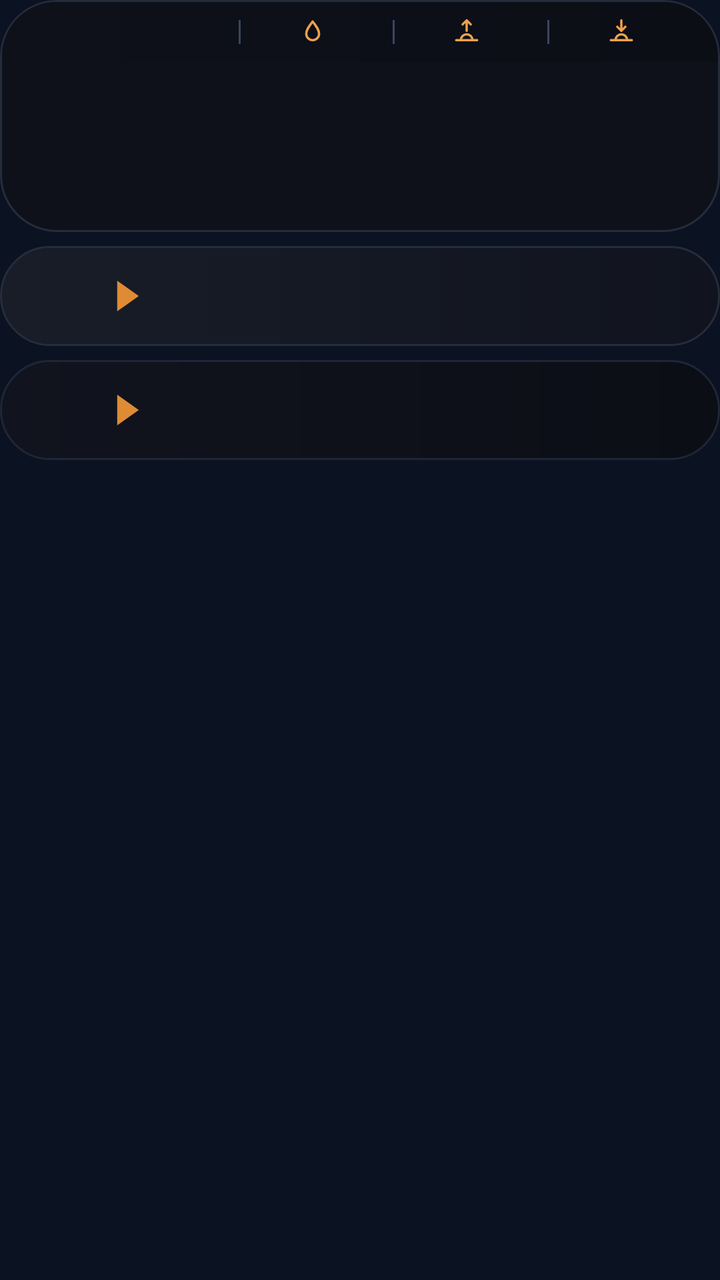
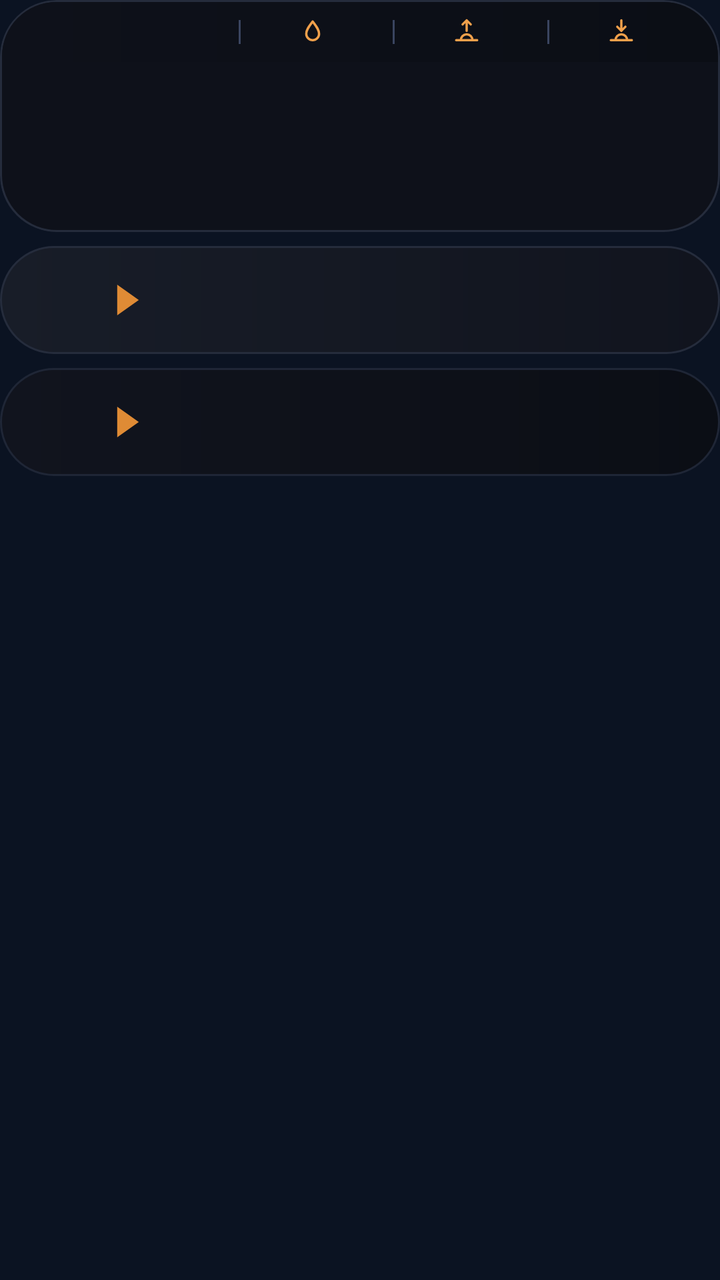

Screens rendered from an Android XML layout before and after an edit, with the pre-edit source and the edit as a unified diff.
<!-- AndroidManifest.xml: application theme AppTheme -->
<!-- res/layout/widget_k2.xml -->
<?xml version="1.0" encoding="utf-8"?>
<FrameLayout xmlns:android="http://schemas.android.com/apk/res/android"
    android:id="@+id/root"
    android:layout_width="match_parent"
    android:layout_height="match_parent"
    android:padding="0dp">

    <LinearLayout
        android:layout_width="match_parent"
        android:layout_height="wrap_content"
        android:orientation="vertical">
        <LinearLayout
            android:layout_width="match_parent"
            android:layout_height="wrap_content"
            android:background="@drawable/cur_clocks"
            android:clipToOutline="true"
            android:orientation="vertical"
            android:padding="1dp">
        <LinearLayout
            android:layout_width="match_parent"
            android:layout_height="30dp"
            android:orientation="horizontal"
            android:gravity="center"
            android:background="@drawable/cur_header_top"
            android:paddingStart="8dp"
            android:paddingEnd="8dp">
            <LinearLayout
                android:layout_width="0dp"
                android:layout_height="match_parent"
                android:layout_weight="1.45"
                android:gravity="center"
                android:orientation="horizontal">
                <ImageView
                    android:id="@+id/hdr_feels"
                    android:layout_width="wrap_content"
                    android:layout_height="18dp"
                    android:adjustViewBounds="true"
                    android:scaleType="fitCenter" />
            </LinearLayout>
            <ImageView
                android:id="@+id/sep0"
                android:layout_width="1dp"
                android:layout_height="12dp"
                android:src="@drawable/cur_sep"
                android:scaleType="fitXY" />
            <LinearLayout
                android:layout_width="0dp"
                android:layout_height="match_parent"
                android:layout_weight="1"
                android:gravity="center"
                android:orientation="horizontal">
                <ImageView
                    android:id="@+id/ic0"
                    android:layout_width="14dp"
                    android:layout_height="14dp"
                    android:src="@drawable/ic_drop"
                    android:scaleType="fitCenter" />
                <ImageView
                    android:id="@+id/hdr_hum"
                    android:layout_width="wrap_content"
                    android:layout_height="18dp"
                    android:adjustViewBounds="true"
                    android:layout_marginStart="4dp"
                    android:scaleType="fitCenter" />
            </LinearLayout>
            <ImageView
                android:id="@+id/sep1"
                android:layout_width="1dp"
                android:layout_height="12dp"
                android:src="@drawable/cur_sep"
                android:scaleType="fitXY" />
            <LinearLayout
                android:layout_width="0dp"
                android:layout_height="match_parent"
                android:layout_weight="1"
                android:gravity="center"
                android:orientation="horizontal">
                <ImageView
                    android:id="@+id/ic1"
                    android:layout_width="14dp"
                    android:layout_height="14dp"
                    android:src="@drawable/ic_sunrise"
                    android:scaleType="fitCenter" />
                <ImageView
                    android:id="@+id/hdr_rise"
                    android:layout_width="wrap_content"
                    android:layout_height="18dp"
                    android:adjustViewBounds="true"
                    android:layout_marginStart="4dp"
                    android:scaleType="fitCenter" />
            </LinearLayout>
            <ImageView
                android:id="@+id/sep2"
                android:layout_width="1dp"
                android:layout_height="12dp"
                android:src="@drawable/cur_sep"
                android:scaleType="fitXY" />
            <LinearLayout
                android:layout_width="0dp"
                android:layout_height="match_parent"
                android:layout_weight="1"
                android:gravity="center"
                android:orientation="horizontal">
                <ImageView
                    android:id="@+id/ic2"
                    android:layout_width="14dp"
                    android:layout_height="14dp"
                    android:src="@drawable/ic_sunset"
                    android:scaleType="fitCenter" />
                <ImageView
                    android:id="@+id/hdr_set"
                    android:layout_width="wrap_content"
                    android:layout_height="18dp"
                    android:adjustViewBounds="true"
                    android:layout_marginStart="4dp"
                    android:scaleType="fitCenter" />
            </LinearLayout>
        </LinearLayout>
        <LinearLayout
            android:layout_width="match_parent"
            android:layout_height="84dp"
            android:orientation="horizontal"
            android:padding="0dp">
            <FrameLayout
                android:layout_width="0dp"
                android:layout_height="match_parent"
                android:layout_weight="1">
                <LinearLayout
                    android:layout_width="match_parent"
                    android:layout_height="match_parent"
                    android:orientation="horizontal">
                    <ImageView
                        android:id="@+id/clk_bg_0a"
                        android:layout_width="28dp"
                        android:layout_height="match_parent"
                        android:scaleType="fitXY" />
                    <ImageView
                        android:id="@+id/clk_bg_0"
                        android:layout_width="0dp"
                        android:layout_height="match_parent"
                        android:layout_weight="1"
                        android:scaleType="fitXY" />
                </LinearLayout>
                <LinearLayout
                    android:layout_width="match_parent"
                    android:layout_height="match_parent"
                    android:orientation="vertical"
                    android:gravity="center"
                    android:paddingBottom="7dp"
                android:paddingStart="2dp"
                    android:paddingEnd="2dp">
                    <ImageView
                        android:id="@+id/clk_day_0"
                        android:layout_width="match_parent"
                        android:layout_height="16dp"
                        android:scaleType="fitCenter" />
                    <ImageView
                        android:id="@+id/clk_time_0"
                        android:layout_width="match_parent"
                        android:layout_height="30dp"
                        android:scaleType="fitCenter" />
                    <ImageView
                        android:id="@+id/clk_city_0"
                        android:layout_width="match_parent"
                        android:layout_height="17dp"
                        android:layout_marginTop="-3dp"
                        android:scaleType="fitCenter" />
                </LinearLayout>
            </FrameLayout>
            <FrameLayout
                android:layout_width="0dp"
                android:layout_height="match_parent"
                android:layout_weight="1">
                <ImageView
                    android:id="@+id/clk_bg_1"
                    android:layout_width="match_parent"
                    android:layout_height="match_parent"
                    android:scaleType="fitXY" />
                <LinearLayout
                    android:layout_width="match_parent"
                    android:layout_height="match_parent"
                    android:orientation="vertical"
                    android:gravity="center"
                    android:paddingBottom="7dp"
                android:paddingStart="2dp"
                    android:paddingEnd="2dp">
                    <ImageView
                        android:id="@+id/clk_day_1"
                        android:layout_width="match_parent"
                        android:layout_height="16dp"
                        android:scaleType="fitCenter" />
                    <ImageView
                        android:id="@+id/clk_time_1"
                        android:layout_width="match_parent"
                        android:layout_height="30dp"
                        android:scaleType="fitCenter" />
                    <ImageView
                        android:id="@+id/clk_city_1"
                        android:layout_width="match_parent"
                        android:layout_height="17dp"
                        android:layout_marginTop="-3dp"
                        android:scaleType="fitCenter" />
                </LinearLayout>
            </FrameLayout>
            <FrameLayout
                android:layout_width="0dp"
                android:layout_height="match_parent"
                android:layout_weight="1">
                <ImageView
                    android:id="@+id/clk_bg_2"
                    android:layout_width="match_parent"
                    android:layout_height="match_parent"
                    android:scaleType="fitXY" />
                <LinearLayout
                    android:layout_width="match_parent"
                    android:layout_height="match_parent"
                    android:orientation="vertical"
                    android:gravity="center"
                    android:paddingBottom="7dp"
                android:paddingStart="2dp"
                    android:paddingEnd="2dp">
                    <ImageView
                        android:id="@+id/clk_day_2"
                        android:layout_width="match_parent"
                        android:layout_height="16dp"
                        android:scaleType="fitCenter" />
                    <ImageView
                        android:id="@+id/clk_time_2"
                        android:layout_width="match_parent"
                        android:layout_height="30dp"
                        android:scaleType="fitCenter" />
                    <ImageView
                        android:id="@+id/clk_city_2"
                        android:layout_width="match_parent"
                        android:layout_height="17dp"
                        android:layout_marginTop="-3dp"
                        android:scaleType="fitCenter" />
                </LinearLayout>
            </FrameLayout>
            <FrameLayout
                android:layout_width="0dp"
                android:layout_height="match_parent"
                android:layout_weight="1">
                <LinearLayout
                    android:layout_width="match_parent"
                    android:layout_height="match_parent"
                    android:orientation="horizontal">
                    <ImageView
                        android:id="@+id/clk_bg_3"
                        android:layout_width="0dp"
                        android:layout_height="match_parent"
                        android:layout_weight="1"
                        android:scaleType="fitXY" />
                    <ImageView
                        android:id="@+id/clk_bg_3a"
                        android:layout_width="28dp"
                        android:layout_height="match_parent"
                        android:scaleType="fitXY" />
                </LinearLayout>
                <LinearLayout
                    android:layout_width="match_parent"
                    android:layout_height="match_parent"
                    android:orientation="vertical"
                    android:gravity="center"
                    android:paddingBottom="7dp"
                android:paddingStart="2dp"
                    android:paddingEnd="2dp">
                    <ImageView
                        android:id="@+id/clk_day_3"
                        android:layout_width="match_parent"
                        android:layout_height="16dp"
                        android:scaleType="fitCenter" />
                    <ImageView
                        android:id="@+id/clk_time_3"
                        android:layout_width="match_parent"
                        android:layout_height="30dp"
                        android:scaleType="fitCenter" />
                    <ImageView
                        android:id="@+id/clk_city_3"
                        android:layout_width="match_parent"
                        android:layout_height="17dp"
                        android:layout_marginTop="-3dp"
                        android:scaleType="fitCenter" />
                </LinearLayout>
            </FrameLayout>
        </LinearLayout>
        </LinearLayout>
        <LinearLayout
            android:layout_width="match_parent"
            android:layout_height="50dp"
            android:orientation="horizontal"
            android:gravity="center_vertical"
            android:layout_marginTop="7dp"
            android:background="@drawable/cur_row_light"
            android:paddingStart="14dp"
            android:paddingEnd="22dp">
            <LinearLayout
                android:layout_width="wrap_content"
                android:layout_height="wrap_content"
                android:orientation="horizontal"
                android:gravity="center_vertical">
                <ImageView
                    android:id="@+id/fl_a_0"
                    android:layout_width="30dp"
                    android:layout_height="30dp"
                    android:scaleType="fitCenter" />
                <ImageView
                    android:id="@+id/code_a_0"
                    android:layout_width="wrap_content"
                    android:layout_height="22dp"
                    android:adjustViewBounds="true"
                    android:layout_marginStart="6dp"
                    android:scaleType="fitStart" />
                <ImageView
                    android:id="@+id/arrow_0"
                    android:layout_width="12dp"
                    android:layout_height="16dp"
                    android:src="@drawable/cur_arrow"
                    android:layout_marginStart="8dp"
                    android:layout_marginEnd="10dp"
                    android:scaleType="fitCenter" />
                <ImageView
                    android:id="@+id/fl_b_0"
                    android:layout_width="30dp"
                    android:layout_height="30dp"
                    android:scaleType="fitCenter" />
                <ImageView
                    android:id="@+id/code_b_0"
                    android:layout_width="wrap_content"
                    android:layout_height="22dp"
                    android:adjustViewBounds="true"
                    android:layout_marginStart="6dp"
                    android:scaleType="fitStart" />
            </LinearLayout>
            <FrameLayout
                android:layout_width="0dp"
                android:layout_height="1dp"
                android:layout_weight="1" />
            <LinearLayout
                android:layout_width="116dp"
                android:layout_height="wrap_content"
                android:orientation="vertical"
                android:layout_marginStart="6dp">
                <LinearLayout
                    android:layout_width="match_parent"
                    android:layout_height="wrap_content"
                    android:orientation="horizontal"
                    android:gravity="center_vertical">
                    <ImageView
                        android:id="@+id/mkt_lbl_0"
                        android:layout_width="48dp"
                        android:layout_height="16dp"
                        android:scaleType="fitStart" />
                    <ImageView
                        android:id="@+id/mkt_val_0"
                        android:layout_width="0dp"
                        android:layout_height="16dp"
                        android:layout_weight="1"
                        android:scaleType="fitEnd" />
                </LinearLayout>
                <LinearLayout
                    android:layout_width="match_parent"
                    android:layout_height="wrap_content"
                    android:orientation="horizontal"
                    android:gravity="center_vertical"
                    android:layout_marginTop="1dp">
                    <ImageView
                        android:id="@+id/visa_logo_0"
                        android:layout_width="48dp"
                        android:layout_height="16dp"
                        android:scaleType="fitStart" />
                    <ImageView
                        android:id="@+id/visa_val_0"
                        android:layout_width="0dp"
                        android:layout_height="16dp"
                        android:layout_weight="1"
                        android:scaleType="fitEnd" />
                </LinearLayout>
            </LinearLayout>
        </LinearLayout>
        <LinearLayout
            android:layout_width="match_parent"
            android:layout_height="50dp"
            android:orientation="horizontal"
            android:gravity="center_vertical"
            android:layout_marginTop="7dp"
            android:background="@drawable/cur_row_dark"
            android:paddingStart="14dp"
            android:paddingEnd="22dp">
            <LinearLayout
                android:layout_width="wrap_content"
                android:layout_height="wrap_content"
                android:orientation="horizontal"
                android:gravity="center_vertical">
                <ImageView
                    android:id="@+id/fl_a_1"
                    android:layout_width="30dp"
                    android:layout_height="30dp"
                    android:scaleType="fitCenter" />
                <ImageView
                    android:id="@+id/code_a_1"
                    android:layout_width="wrap_content"
                    android:layout_height="22dp"
                    android:adjustViewBounds="true"
                    android:layout_marginStart="6dp"
                    android:scaleType="fitStart" />
                <ImageView
                    android:id="@+id/arrow_1"
                    android:layout_width="12dp"
                    android:layout_height="16dp"
                    android:src="@drawable/cur_arrow"
                    android:layout_marginStart="8dp"
                    android:layout_marginEnd="10dp"
                    android:scaleType="fitCenter" />
                <ImageView
                    android:id="@+id/fl_b_1"
                    android:layout_width="30dp"
                    android:layout_height="30dp"
                    android:scaleType="fitCenter" />
                <ImageView
                    android:id="@+id/code_b_1"
                    android:layout_width="wrap_content"
                    android:layout_height="22dp"
                    android:adjustViewBounds="true"
                    android:layout_marginStart="6dp"
                    android:scaleType="fitStart" />
            </LinearLayout>
            <FrameLayout
                android:layout_width="0dp"
                android:layout_height="1dp"
                android:layout_weight="1" />
            <LinearLayout
                android:layout_width="116dp"
                android:layout_height="wrap_content"
                android:orientation="vertical"
                android:layout_marginStart="6dp">
                <LinearLayout
                    android:layout_width="match_parent"
                    android:layout_height="wrap_content"
                    android:orientation="horizontal"
                    android:gravity="center_vertical">
                    <ImageView
                        android:id="@+id/mkt_lbl_1"
                        android:layout_width="48dp"
                        android:layout_height="16dp"
                        android:scaleType="fitStart" />
                    <ImageView
                        android:id="@+id/mkt_val_1"
                        android:layout_width="0dp"
                        android:layout_height="16dp"
                        android:layout_weight="1"
                        android:scaleType="fitEnd" />
                </LinearLayout>
                <LinearLayout
                    android:layout_width="match_parent"
                    android:layout_height="wrap_content"
                    android:orientation="horizontal"
                    android:gravity="center_vertical"
                    android:layout_marginTop="1dp">
                    <ImageView
                        android:id="@+id/visa_logo_1"
                        android:layout_width="48dp"
                        android:layout_height="16dp"
                        android:scaleType="fitStart" />
                    <ImageView
                        android:id="@+id/visa_val_1"
                        android:layout_width="0dp"
                        android:layout_height="16dp"
                        android:layout_weight="1"
                        android:scaleType="fitEnd" />
                </LinearLayout>
            </LinearLayout>
        </LinearLayout>
    </LinearLayout>
</FrameLayout>
<!-- resources referenced by this layout -->
<resources>
  <!-- drawable cur_arrow (drawable) -->
  <?xml version="1.0" encoding="utf-8"?>
  <vector xmlns:android="http://schemas.android.com/apk/res/android" android:width="20dp" android:height="26dp" android:viewportWidth="20" android:viewportHeight="26">
      <path android:fillColor="#FFDF8B35" android:pathData="M1,0L1,26L19,13Z" />
  </vector>
  <!-- drawable cur_clocks (drawable) -->
  <?xml version="1.0" encoding="utf-8"?>
  <shape xmlns:android="http://schemas.android.com/apk/res/android" android:shape="rectangle">
      <gradient android:angle="0" android:startColor="#FF0E111A" android:endColor="#FF0E111A" />
      <stroke android:width="1dp" android:color="#FF252C3C" />
      <corners android:radius="@dimen/widget_radius" />
  </shape>
  <!-- drawable cur_header_top (drawable) -->
  <?xml version="1.0" encoding="utf-8"?>
  <shape xmlns:android="http://schemas.android.com/apk/res/android" android:shape="rectangle">
      <gradient android:angle="0" android:startColor="#FF0E111A" android:endColor="#FF0B0E15" />
      <corners android:topLeftRadius="@dimen/widget_radius_inner" android:topRightRadius="@dimen/widget_radius_inner" />
  </shape>
  <!-- drawable cur_row_dark (drawable) -->
  <?xml version="1.0" encoding="utf-8"?>
  <shape xmlns:android="http://schemas.android.com/apk/res/android" android:shape="rectangle">
      <gradient android:angle="0" android:startColor="#FF11141E" android:endColor="#FF0B0E15" />
      <stroke android:width="1dp" android:color="#FF1F2636" />
      <corners android:radius="@dimen/widget_radius" />
  </shape>
  <!-- drawable cur_row_light (drawable) -->
  <?xml version="1.0" encoding="utf-8"?>
  <shape xmlns:android="http://schemas.android.com/apk/res/android" android:shape="rectangle">
      <gradient android:angle="0" android:startColor="#FF181D28" android:endColor="#FF11141E" />
      <stroke android:width="1dp" android:color="#FF252C3C" />
      <corners android:radius="@dimen/widget_radius" />
  </shape>
  <!-- drawable cur_sep (drawable) -->
  <?xml version="1.0" encoding="utf-8"?>
  <shape xmlns:android="http://schemas.android.com/apk/res/android" android:shape="rectangle"><solid android:color="#FF3A4560" /></shape>
  <!-- drawable ic_drop (drawable) -->
  <?xml version="1.0" encoding="utf-8"?>
  <vector xmlns:android="http://schemas.android.com/apk/res/android" android:width="24dp" android:height="24dp" android:viewportWidth="24" android:viewportHeight="24">
      <path android:strokeColor="#FFF0A04B" android:strokeWidth="2" android:strokeLineJoin="round" android:fillColor="#00000000"
          android:pathData="M12,3C15,7 17.5,10 17.5,13.5A5.5,5.5 0,0 1,6.5 13.5C6.5,10 9,7 12,3Z" />
  </vector>
  <!-- drawable ic_sunset (drawable) -->
  <?xml version="1.0" encoding="utf-8"?>
  <vector xmlns:android="http://schemas.android.com/apk/res/android" android:width="24dp" android:height="24dp" android:viewportWidth="24" android:viewportHeight="24">
      <path android:strokeColor="#FFF0A04B" android:strokeWidth="2" android:strokeLineCap="round" android:strokeLineJoin="round" android:fillColor="#00000000"
          android:pathData="M3,19L21,19M7,19A5,5 0,0 1,17 19M12,2L12,11M8.5,7.5L12,11L15.5,7.5" />
  </vector>
  <style name="AppTheme" parent="@android:style/Theme.DeviceDefault.NoActionBar">
          <item name="android:colorAccent">#DF8B35</item>
          <item name="android:colorControlActivated">#DF8B35</item>
          <item name="android:windowBackground">#0B1322</item>
          <item name="android:statusBarColor">#0E111A</item>
          <item name="android:navigationBarColor">#0B1322</item>
          <item name="android:textColorHint">#718096</item>
      </style>
  <dimen name="widget_radius">28dp</dimen>
  <dimen name="widget_radius_inner">27dp</dimen>
  <!-- unchanged entries left out for length: 1 -->
</resources>

<!-- the commit's change to res/layout/widget_k2.xml (unified diff, before → after) -->
@@ -287,7 +287,7 @@
         </LinearLayout>
         <LinearLayout
             android:layout_width="match_parent"
-            android:layout_height="50dp"
+            android:layout_height="54dp"
             android:orientation="horizontal"
             android:gravity="center_vertical"
             android:layout_marginTop="7dp"
@@ -380,7 +380,7 @@
         </LinearLayout>
         <LinearLayout
             android:layout_width="match_parent"
-            android:layout_height="50dp"
+            android:layout_height="54dp"
             android:orientation="horizontal"
             android:gravity="center_vertical"
             android:layout_marginTop="7dp"
